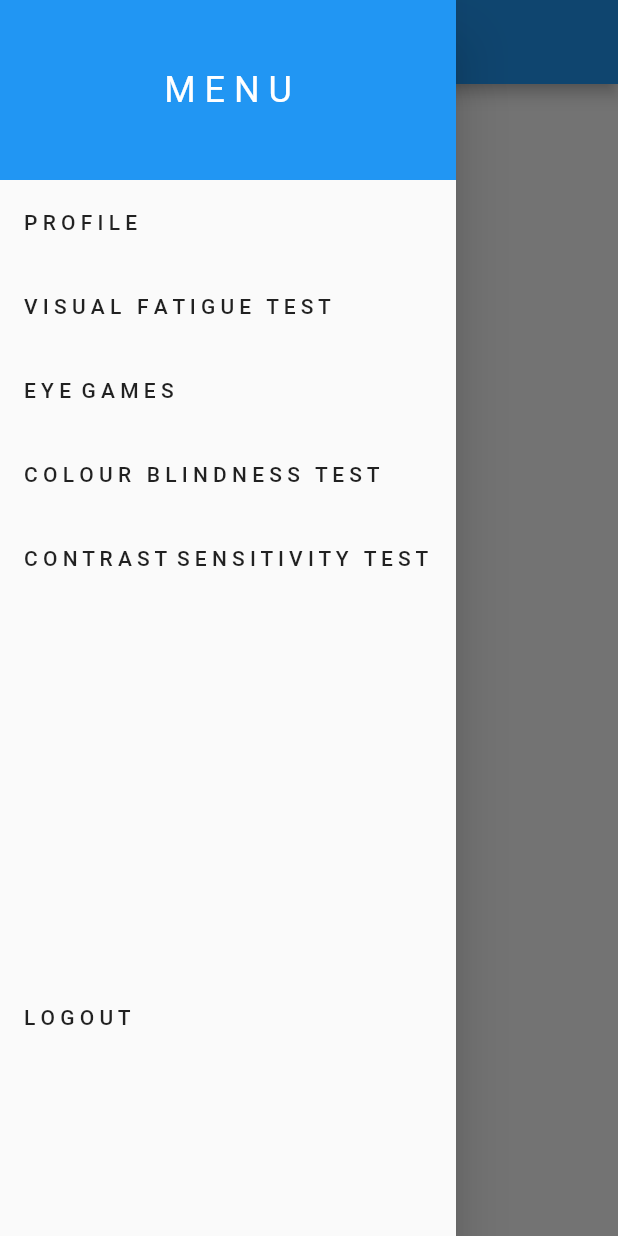
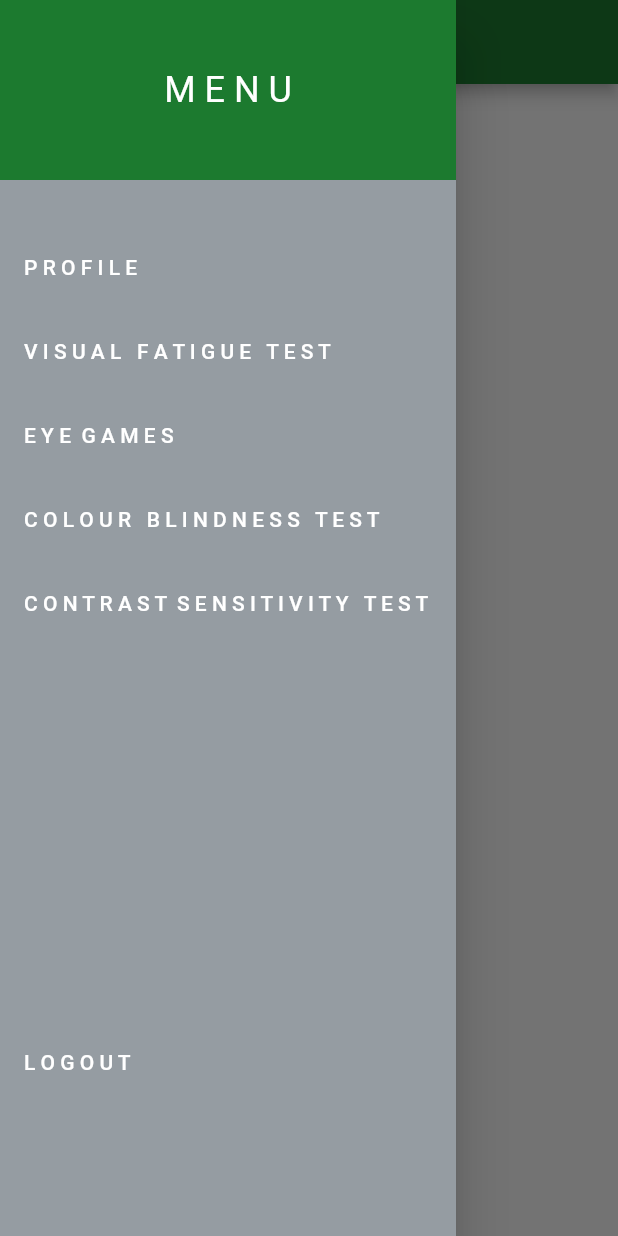
Before and after one commit to OmeshSachethana/SPM_Project, a Flutter app: the screen it shows once a user with an empty profile is signed in, with the side drawer open, on a phone screen of 412 x 824 dp. Run offline on Flutter 3.47's test engine with Material 2 defaults, Android fonts, the phone set to English and light mode, and no system bars; our stand-ins replace camera, firebase_auth, firebase_core; accounts and stored records are empty.

Commit message:
changed colors

```diff
--- a/lib/pages/home_page.dart
+++ b/lib/pages/home_page.dart
@@ -25,16 +25,20 @@ class HomePage extends StatelessWidget {
         //     icon: const Icon(Icons.logout),
         //   )
         // ],
-        title: const Text('H O M E  P A G E'),
+        backgroundColor: Color.fromARGB(255, 28, 122, 47),
+        title: const Text(
+          'H O M E  P A G E',
+        ),
       ),
       drawer: Drawer(
+        backgroundColor: Color.fromARGB(255, 149, 156, 162),
         child: ListView(
           padding: EdgeInsets.zero,
           children: <Widget>[
             Container(
               height: 120, // Adjust the height as needed
               decoration: const BoxDecoration(
-                color: Colors.blue,
+                color: Color.fromARGB(255, 28, 122, 47),
               ),
               child: const Center(
                 child: Text(
@@ -46,15 +50,17 @@ class HomePage extends StatelessWidget {
                 ),
               ),
             ),
-
+            const SizedBox(height: 30),
             ListTile(
-              title: const Text('P R O F I L E'),
+              title: const Text('P R O F I L E',
+                  style: TextStyle(color: Colors.white)),
               onTap: () {
                 // Add your logic for when Item 1 is tapped
               },
             ),
             ListTile(
-              title: const Text('V I S U A L   F A T I G U E   T E S T'),
+              title: const Text('V I S U A L   F A T I G U E   T E S T',
+                  style: TextStyle(color: Colors.white)),
               onTap: () {
                 Navigator.push(
                   context,
@@ -67,27 +73,31 @@ class HomePage extends StatelessWidget {
               },
             ),
             ListTile(
-              title: const Text('E Y E  G A M E S'),
+              title: const Text('E Y E  G A M E S',
+                  style: TextStyle(color: Colors.white)),
               onTap: () {
                 // Add your logic for when Item 1 is tapped
               },
             ),
             ListTile(
-              title: const Text('C O L O U R   B L I N D N E S S   T E S T'),
+              title: const Text('C O L O U R   B L I N D N E S S   T E S T',
+                  style: TextStyle(color: Colors.white)),
               onTap: () {
                 // Add your logic for when Item 2 is tapped
               },
             ),
             ListTile(
               title: const Text(
-                  'C O N T R A S T  S E N S I T I V I T Y   T E S T'),
+                  'C O N T R A S T  S E N S I T I V I T Y   T E S T',
+                  style: TextStyle(color: Colors.white)),
               onTap: () {
                 // Add your logic for when Item 1 is tapped
               },
             ),
             const SizedBox(height: 250),
             ListTile(
-              title: const Text('L O G O U T'),
+              title: const Text('L O G O U T',
+                  style: TextStyle(color: Colors.white)),
               onTap: signUserOut,
             ),
             // Add more ListTile items as needed
```
